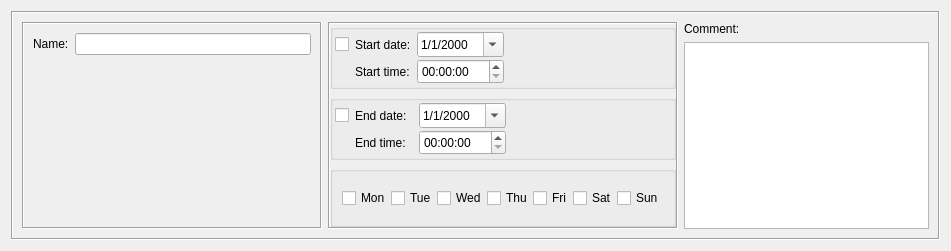
This is src/gui/timedialog_q.ui in fwbuilder/fwbuilder as Qt 5 draws it before an edit. The edited form follows.
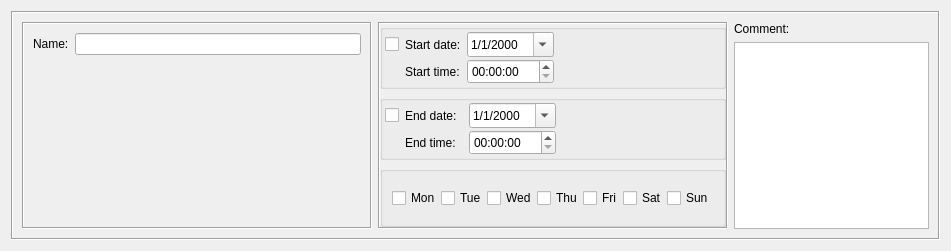
This is the edited form.

The edit to the form file:
```diff
--- a/src/gui/timedialog_q.ui
+++ b/src/gui/timedialog_q.ui
@@ -35,13 +35,13 @@
         </property>
         <property name="minimumSize" >
          <size>
-          <width>300</width>
+          <width>350</width>
           <height>0</height>
          </size>
         </property>
         <property name="maximumSize" >
          <size>
-          <width>300</width>
+          <width>350</width>
           <height>16777215</height>
          </size>
         </property>
```
Left out of the diff: 1 changed line with no effect on the pictures.
